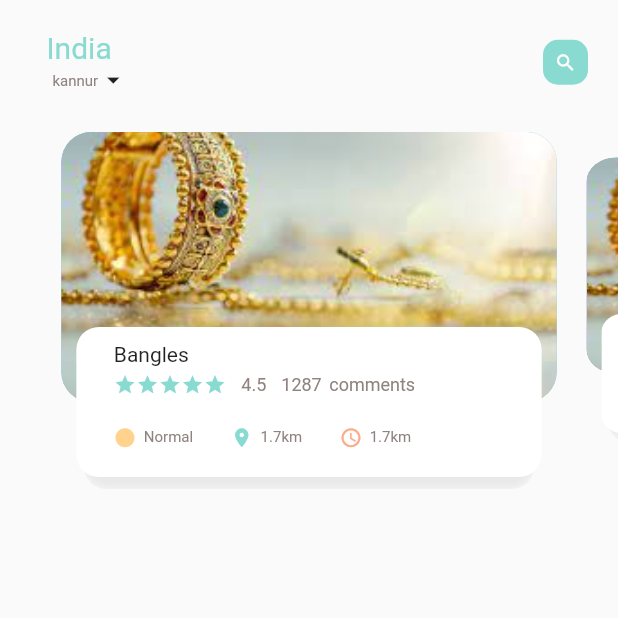
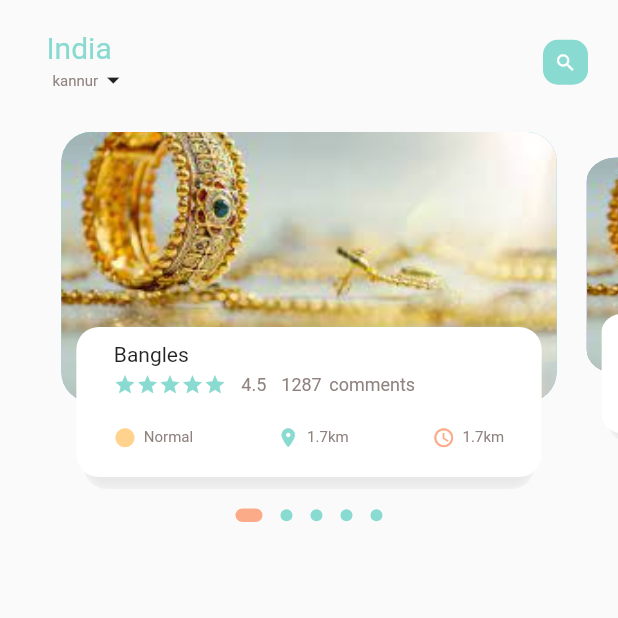
Before and after one commit to shisaj/ecommerce-new, a Flutter app: the screen it shows after launch, on a phone screen of 412 x 824 dp, the top half of it. Run offline on Flutter 3.47's test engine with Material 2 defaults, Android fonts, the light colour scheme and no system bars; drawn by our look-alikes of dots_indicator.

Commit message:
scroll page completed

```diff
--- a/ecommerce_full/lib/food_page_body.dart
+++ b/ecommerce_full/lib/food_page_body.dart
@@ -1,3 +1,4 @@
+import 'package:dots_indicator/dots_indicator.dart';
 import 'package:ecommerce_full/app_fonts.dart';
 import 'package:ecommerce_full/icon_text_widget.dart';
 import 'package:ecommerce_full/smallText.dart';
@@ -35,7 +36,9 @@
 
   @override
   Widget build(BuildContext context) {
-    return Container(
+    return Column(
+      children: [
+        Container(
           height: 250,
           child: PageView.builder(
               controller: pageController,
@@ -43,6 +46,20 @@
               itemBuilder: (context, position) {
                 return buildPageItem(position);
               }),
+        ),
+        DotsIndicator(
+          dotsCount: 5,
+          position: currentPageValue,
+          decorator: DotsDecorator(
+            color: Appcolors.mainColor,
+            activeColor: Appcolors.iconColor2,
+            size: const Size.square(8.0),
+            activeSize: const Size(18.0, 9.0),
+            activeShape: RoundedRectangleBorder(
+                borderRadius: BorderRadius.circular(5.0)),
+          ),
+        ),
+      ],
     );
   }
 
@@ -154,21 +171,16 @@
                     height: 20,
                   ),
                   Row(
+                    mainAxisAlignment: MainAxisAlignment.spaceBetween,
                     children: [
                       IconTextWidget(
                           icon: Icons.circle,
                           text: 'Normal',
                           iconColor: Appcolors.iconColor1),
-                      const SizedBox(
-                        width: 25,
-                      ),
                       IconTextWidget(
                           icon: Icons.location_on,
                           text: '1.7km',
                           iconColor: Appcolors.mainColor),
-                      const SizedBox(
-                        width: 25,
-                      ),
                       IconTextWidget(
                           icon: Icons.access_time,
                           text: '1.7km',
--- a/ecommerce_full/pubspec.yaml
+++ b/ecommerce_full/pubspec.yaml
@@ -29,6 +29,7 @@
 dependencies:
   flutter:
     sdk: flutter
+  dots_indicator: ^2.1.0
 
 
   # The following adds the Cupertino Icons font to your application.
```
Also changed, not shown: ecommerce_full/pubspec.lock. Lines whose indentation alone changed are shown as unchanged.
